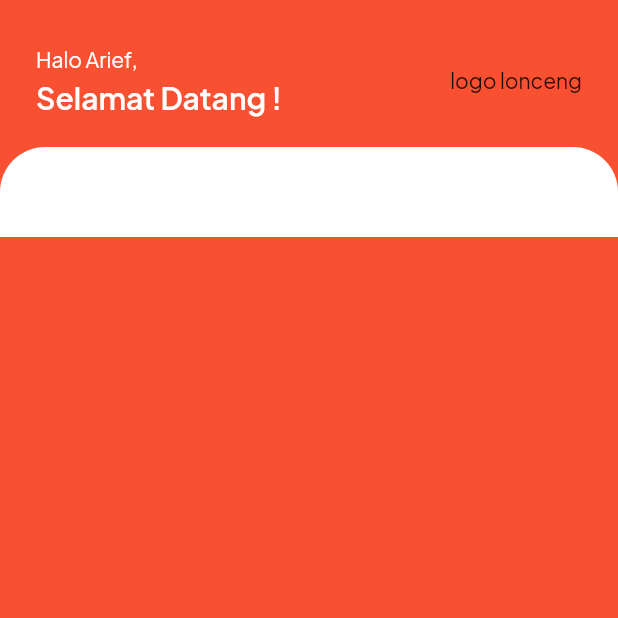
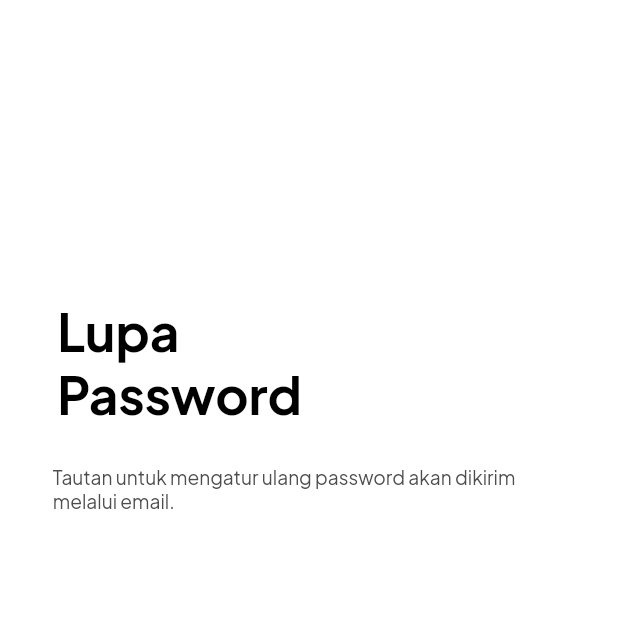
Before and after one commit to dhimsky/App-Admin-Komerce, a Flutter app: the screen it shows after launch, on a phone screen of 412 x 824 dp, the top half of it. Run offline on Flutter 3.47's test engine with Material 2 defaults, Android fonts, the phone set to English and light mode, and no system bars; our stand-ins replace google_fonts.

Commit message:
nyicil lupa password

```diff
--- a/lib/main.dart
+++ b/lib/main.dart
@@ -2,7 +2,8 @@ import 'package:flutter/material.dart';
 import 'package:flutter/rendering.dart';
 import 'package:komerce/pages/dashboard_page.dart';
 import 'package:komerce/pages/splash_page.dart';
-import 'package:komerce/pages/login.dart'; // Ganti dengan path yang sesuai
+import 'package:komerce/pages/login_page.dart';
+import 'package:komerce/pages/lupapassword_page.dart';
 
 void main() {
   debugPaintSizeEnabled = false;
@@ -19,16 +20,7 @@ class MyApp extends StatelessWidget {
         fontFamily: 'PlusJakartaSans',
         primarySwatch: Colors.blue,
       ),
-      home: DashboardPage(),
+      home: LupaPassword(),
     );
   }
 }
-
-class LoginPage extends StatelessWidget {
-  @override
-  Widget build(BuildContext context) {
-    return Scaffold(
-      body: Login(), // Menggunakan kelas Login yang sudah Anda sediakan
-    );
-  }
-}
--- /dev/null
+++ b/lib/pages/lupapassword_page.dart
@@ -0,0 +1,77 @@
+import 'package:flutter/material.dart';
+import 'package:komerce/theme.dart';
+
+class LupaPassword extends StatelessWidget {
+  @override
+  Widget build(BuildContext context) {
+    double baseWidth = 375;
+    double fem = MediaQuery.of(context).size.width / baseWidth;
+    double ffem = fem * 0.97;
+    return Scaffold(
+      body: SafeArea(
+        child: SingleChildScrollView(
+          child: Container(
+            width: double.infinity,
+            child: Container(
+              padding: EdgeInsets.fromLTRB(
+                  32 * fem, 182.5 * fem, 32 * fem, 302 * fem),
+              width: double.infinity,
+              decoration: BoxDecoration(
+                color: Color(0xffffffff),
+              ),
+              child: Column(
+                crossAxisAlignment: CrossAxisAlignment.center,
+                children: [
+                  Container(
+                    margin: EdgeInsets.fromLTRB(
+                        0 * fem, 0 * fem, 157 * fem, 23.5 * fem),
+                    constraints: BoxConstraints(
+                      maxWidth: 154 * fem,
+                    ),
+                    child: Text(
+                      'Lupa\nPassword',
+                      style: SafeGoogleFont(
+                        'Plus Jakarta Sans',
+                        fontSize: 32 * ffem,
+                        fontWeight: FontWeight.w700,
+                        height: 1.26 * ffem / fem,
+                        color: Color(0xff000000),
+                      ),
+                    ),
+                  ),
+                  Container(
+                    margin: EdgeInsets.fromLTRB(
+                        0 * fem, 0 * fem, 0 * fem, 50 * fem),
+                    width: double.infinity,
+                    child: Column(
+                      crossAxisAlignment: CrossAxisAlignment.start,
+                      children: [
+                        Container(
+                          margin: EdgeInsets.fromLTRB(
+                              0 * fem, 0 * fem, 0 * fem, 31 * fem),
+                          constraints: BoxConstraints(
+                            maxWidth: 290 * fem,
+                          ),
+                          child: Text(
+                            'Tautan untuk mengatur ulang password akan dikirim melalui email.',
+                            style: SafeGoogleFont(
+                              'Plus Jakarta Sans',
+                              fontSize: 12 * ffem,
+                              fontWeight: FontWeight.w400,
+                              height: 1.26 * ffem / fem,
+                              color: Color(0xff4d4d4d),
+                            ),
+                          ),
+                        ),
+                      ],
+                    ),
+                  ),
+                ],
+              ),
+            ),
+          ),
+        ),
+      ),
+    );
+  }
+}
--- a/pubspec.yaml
+++ b/pubspec.yaml
@@ -31,7 +31,7 @@ dependencies:
   flutter:
     sdk: flutter
   google_fonts: ^4.0.0
-  wavy_image: ^1.0.0
+  # wavy_image: ^1.0.0
 
   # The following adds the Cupertino Icons font to your application.
   # Use with the CupertinoIcons class for iOS style icons.
@@ -82,6 +82,6 @@ flutter:
       fonts:
         - asset: assets/fonts/PlusJakartaSans-VariableFont_wght.ttf
         - asset: assets/fonts/PlusJakartaSans-VariableFont_wght.ttf
-          style : italic
+          style: italic
   # For details regarding fonts from package dependencies,
   # see https://flutter.dev/custom-fonts/#from-packages
```
Also changed, not shown: lib/pages/login.dart (deleted, +0 -251 lines), lib/pages/login_page.dart (added, +257 -0 lines).
